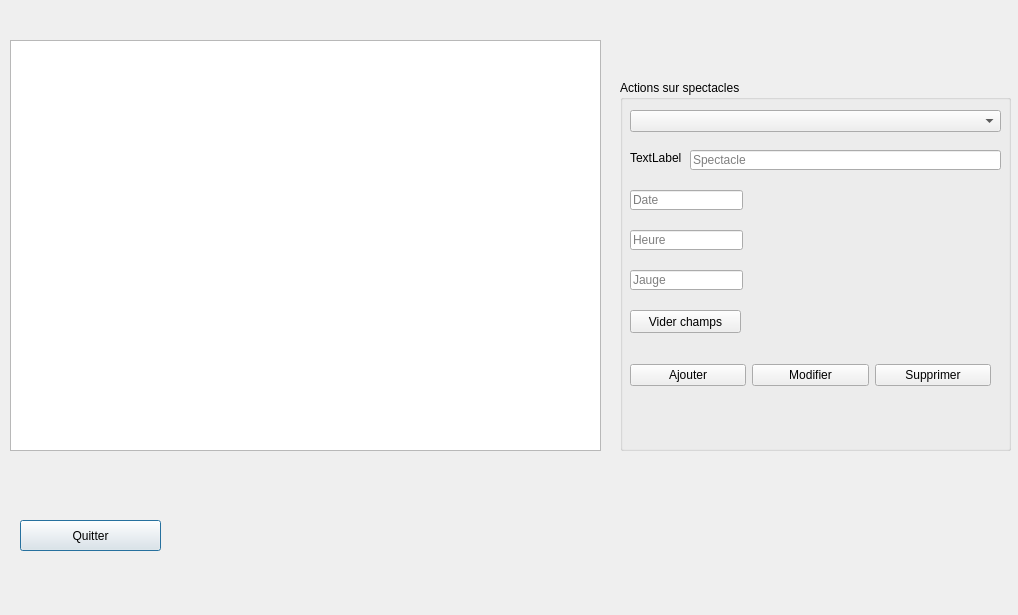
Old version of the form FestiClicC/spectacles.ui in the repository FestiClic/FestiClic3.
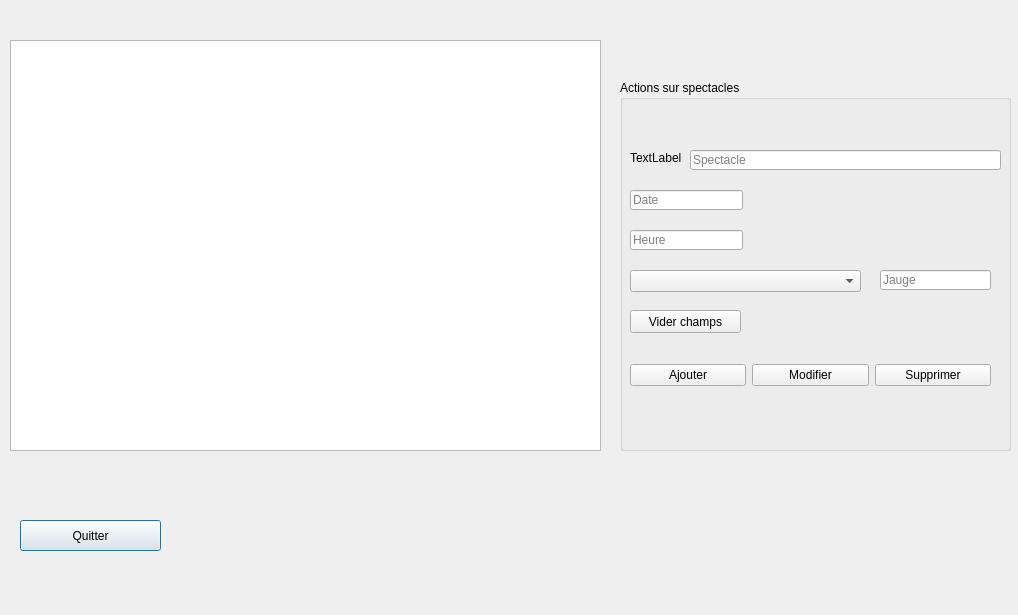
New version of the form.

Commit message: Mofification de la bdd avec l'ajout des differente cles etrangeres et modification de la fiche spectacle avec l'ajout de combo Config salle et modification des requette d'affichage dans la TAbleView

```diff
--- a/FestiClicC/spectacles.ui
+++ b/FestiClicC/spectacles.ui
@@ -97,8 +97,8 @@
     <property name="geometry">
      <rect>
       <x>10</x>
-      <y>30</y>
-      <width>371</width>
+      <y>190</y>
+      <width>231</width>
       <height>22</height>
      </rect>
     </property>
@@ -139,9 +139,9 @@
    <widget class="QLineEdit" name="sTxtJauge">
     <property name="geometry">
      <rect>
-      <x>10</x>
+      <x>260</x>
       <y>190</y>
-      <width>113</width>
+      <width>111</width>
       <height>20</height>
      </rect>
     </property>
```
Left out of the diff: 2 changed lines with no effect on the pictures. The commit also changes 3 other files.
